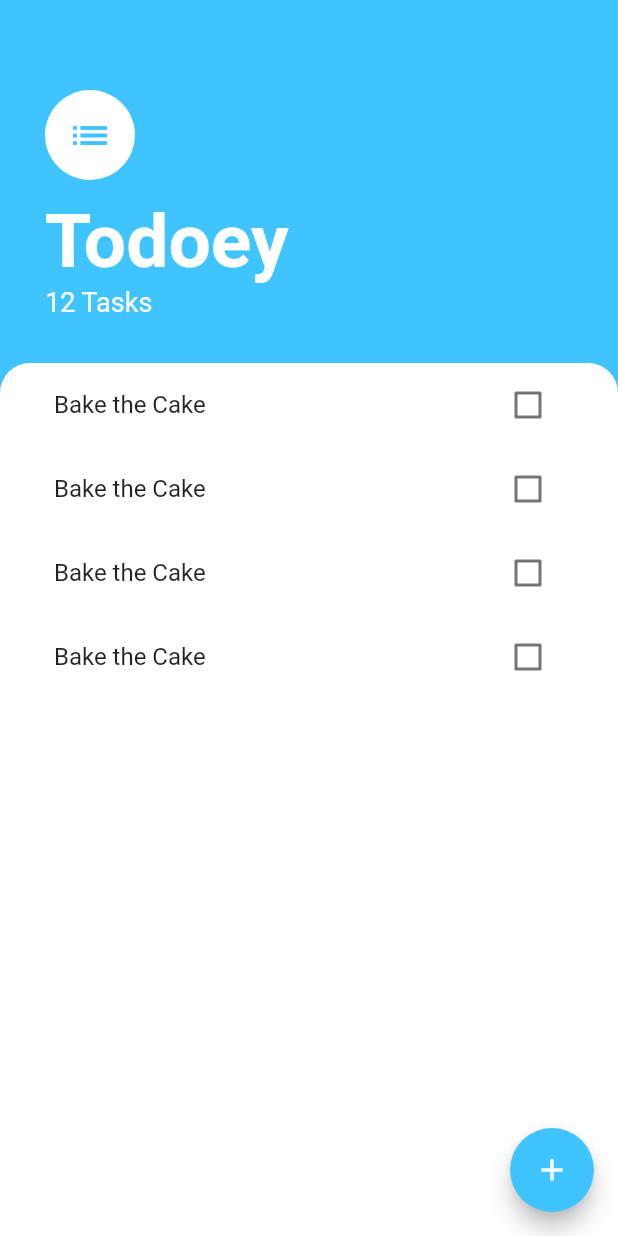
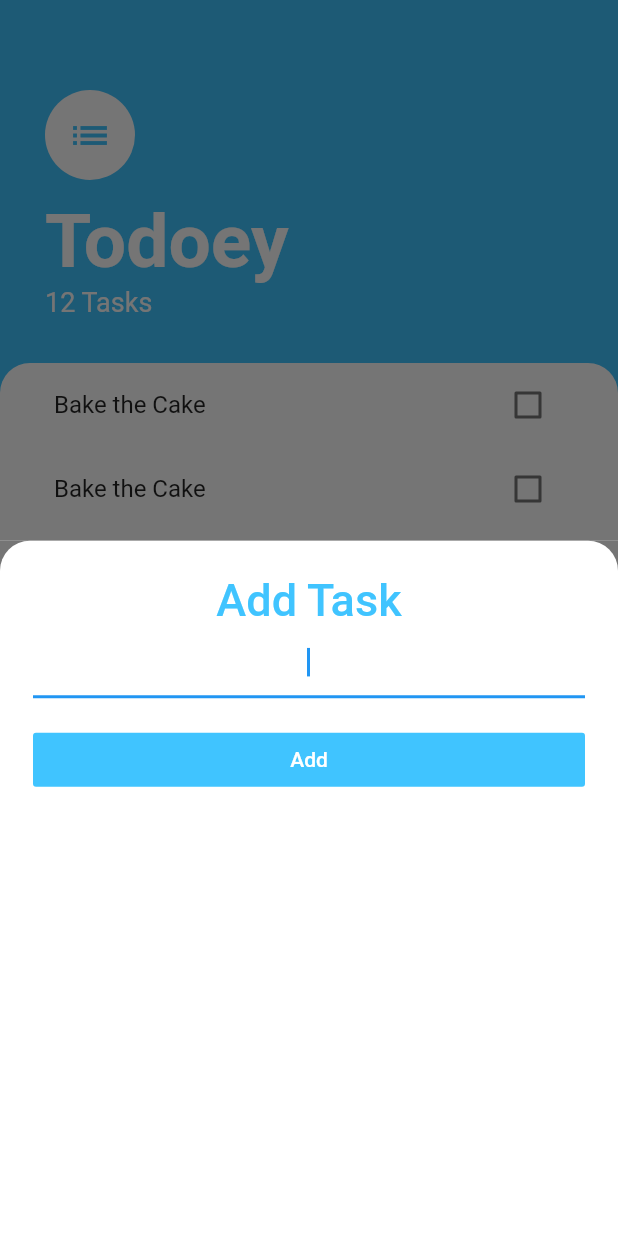
Before and after one commit to nik25s/todoey, a Flutter app: the screen it shows after launch, after a tap on the "add" icon, on a phone screen of 412 x 824 dp. Run offline on Flutter 3.47's test engine with Material 2 defaults, Android fonts, the phone set to English and light mode, and no system bars; our stand-ins replace carousel_slider.

Commit message:
added pop up card when button click

```diff
--- a/lib/screens/task_screen.dart
+++ b/lib/screens/task_screen.dart
@@ -1,16 +1,23 @@
+
 import 'package:flutter/material.dart';
 import 'package:carousel_slider/carousel_slider.dart';
 import 'package:todoey/widgets/task_list.dart';
 import 'package:todoey/widgets/task_tile.dart';
+import 'package:todoey/widgets/bottom_sheet.dart';
 class TaskScreen extends StatelessWidget {
 bool ischecked=false;
+
   @override
   Widget build(BuildContext context) {
     return Scaffold(
       backgroundColor: Colors.lightBlueAccent,
       floatingActionButton:FloatingActionButton(
         backgroundColor: Colors.lightBlueAccent,
-        onPressed: (() {}),
+        onPressed: (() {
+          showModalBottomSheet<void>(
+            context: context,
+            builder: buildbottomsheet );
+        }),
         child: Icon(Icons.add),
       ),
       body:Column(
--- /dev/null
+++ b/lib/widgets/bottom_sheet.dart
@@ -0,0 +1,39 @@
+import 'package:flutter/material.dart';
+
+Widget buildbottomsheet(BuildContext context) => Container(
+      color: Color(0xff757575),
+      child: Container(
+        padding: EdgeInsets.all(22),
+        decoration: BoxDecoration(
+            borderRadius: BorderRadius.only(
+                topLeft: Radius.circular(20), topRight: Radius.circular(20)),
+            color: Colors.white),
+        child: Column(
+          crossAxisAlignment: CrossAxisAlignment.stretch,
+          children: [
+          Text(
+            'Add Task',
+            textAlign: TextAlign.center,
+            style: TextStyle(
+                color: Colors.lightBlueAccent,
+                fontWeight: FontWeight.w500,
+                fontSize: 30),
+          ),
+          TextField(
+            autofocus: true,
+            textAlign: TextAlign.center,
+            decoration: InputDecoration(
+              enabledBorder: UnderlineInputBorder(
+                borderSide: BorderSide(width: 6, color: Colors.lightBlueAccent),
+              ),
+            ),
+          ),
+          SizedBox(height:17),
+          FlatButton(
+            onPressed: (){},
+            color: Colors.lightBlueAccent,
+            child: Text('Add',style:TextStyle(color: Colors.white),),
+            )
+        ]),
+      ),
+    );
```
